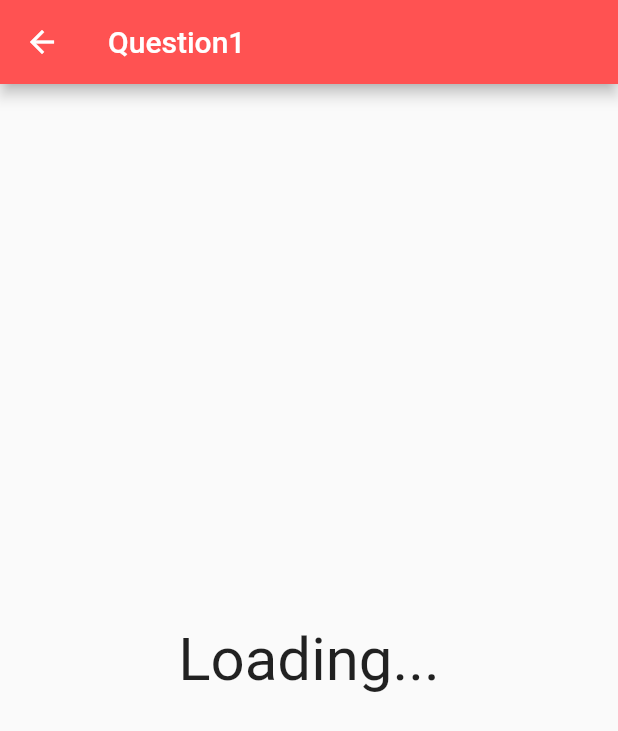
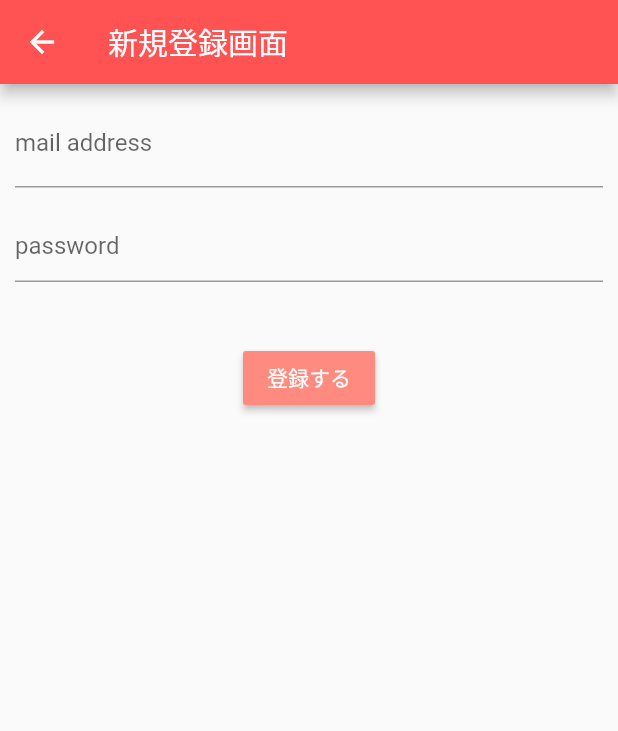
Before and after one commit to wataame748/Quiz-Up-To-You, a Flutter app: the screen it shows after launch, after a tap on "新規登録", on a phone screen of 412 x 824 dp. Shown: the top 731 px of the screen. Run offline on Flutter 3.47's test engine with Material 2 defaults, Android fonts, the phone set to English and light mode, and no system bars; our stand-ins replace cloud_firestore, firebase_auth, firebase_core; accounts and stored records are empty.

Commit message:
Sign up and login function

```diff
--- /dev/null
+++ b/lib/model/login_model.dart
@@ -0,0 +1,24 @@
+import 'package:cloud_firestore/cloud_firestore.dart';
+import 'package:firebase_auth/firebase_auth.dart';
+import 'package:flutter/material.dart';
+
+class LoginModel extends ChangeNotifier{
+  String mail = '';
+  String password = '';
+
+  final FirebaseAuth _auth = FirebaseAuth.instance;
+  Future logIn() async{
+    if(mail.isEmpty){
+      throw ('メールアドレスを入力してください');
+    }
+    if(password.isEmpty){
+      throw ('パスワードを入力してください');
+    }
+    final result = await _auth.signInWithEmailAndPassword(
+      email: mail,
+      password: password,
+    );
+    final uid = result.user.uid;
+    //todo 端末に保存
+  }
+}
--- /dev/null
+++ b/lib/model/sign_up_model.dart
@@ -0,0 +1,29 @@
+import 'package:cloud_firestore/cloud_firestore.dart';
+import 'package:firebase_auth/firebase_auth.dart';
+import 'package:flutter/material.dart';
+
+class SignUpModel extends ChangeNotifier{
+  String mail = '';
+  String password = '';
+
+  final FirebaseAuth _auth = FirebaseAuth.instance;
+  Future signUp() async{
+    if(mail.isEmpty){
+      throw ('メールアドレスを入力してください');
+    }
+    if(password.isEmpty){
+      throw ('パスワードを入力してください');
+    }
+    final User user = (await _auth.createUserWithEmailAndPassword(
+        email: mail,
+        password: password,
+    )).user;
+    final email = user.email;
+    FirebaseFirestore.instance.collection('users').add(
+      {
+        'email' : email,
+        'createdAt' : Timestamp.now(),
+      }
+    );
+  }
+}
--- a/lib/screen/main.dart
+++ b/lib/screen/main.dart
@@ -1,7 +1,9 @@
 import 'package:firebase_core/firebase_core.dart';
 import 'package:flutter/material.dart';
+import 'package:quiz_up_to_you_app/screen/login.dart';
 import 'package:quiz_up_to_you_app/screen/menu.dart';
 import 'package:quiz_up_to_you_app/screen/quiz_page.dart';
+import 'package:quiz_up_to_you_app/screen/sign_up.dart';
 
 
 void main() async {
@@ -70,10 +72,10 @@ class TopPage extends StatelessWidget {
                         ),
                         ),
                         onPressed: (){
-                          //todo: 新規登録ページへ飛ぶ  以下はtestとしてQuizPageへ飛ぶ
+                          //todo: 新規登録ページへ飛ぶ
                           Navigator.push(
                             context,
-                            MaterialPageRoute(builder: (context) => QuizPage(num: 0,)),
+                            MaterialPageRoute(builder: (context) => SignUpPage()),
                           );
                         },
                       ),
@@ -89,7 +91,7 @@ class TopPage extends StatelessWidget {
                               Navigator.push(
                                 context,
                                 MaterialPageRoute(
-                                    builder: (context) => MainPage()
+                                    builder: (context) => LoginPage()
                                 ),
                               );
                                },
--- a/lib/screen/menu.dart
+++ b/lib/screen/menu.dart
@@ -1,7 +1,7 @@
 import 'package:flutter/material.dart';
 import 'package:quiz_up_to_you_app/screen/quiz_page.dart';
 
-class MainPage extends StatelessWidget{
+class MenuPage extends StatelessWidget{
   @override
   Widget build(BuildContext context) {
     return Scaffold(
--- /dev/null
+++ b/lib/screen/sign_up.dart
@@ -0,0 +1,92 @@
+import 'package:flutter/material.dart';
+import 'package:provider/provider.dart';
+import 'package:quiz_up_to_you_app/model/sign_up_model.dart';
+
+class SignUpPage extends StatelessWidget{
+  @override
+  Widget build(BuildContext context) {
+    final mailController = TextEditingController();
+    final passWordController = TextEditingController();
+    return ChangeNotifierProvider<SignUpModel>(
+      create: (_) => SignUpModel(),
+      child: Scaffold(
+        appBar: AppBar(
+          title: Text('新規登録画面'),
+        ),
+        body: Consumer<SignUpModel>(
+          builder: (context, model, child) {
+            return Padding(
+              padding: const EdgeInsets.all(10),
+              child: Column(
+                children: [
+                  TextField(
+                    decoration: InputDecoration(
+                      labelText: 'mail address',
+                      hintText: 'example@mail.com'
+                    ),
+                    controller: mailController,
+                    onChanged: (text){
+                      //todo
+                      model.mail = text;
+                    },
+                  ),
+                  SizedBox(height: 15,),
+                  TextField(
+                    decoration: InputDecoration(
+                        hintText: 'password',
+                    ),
+                    obscureText: true,
+                    controller: passWordController,
+                    onChanged: (text){
+                      //todo
+                      model.password = text;
+                    },
+                  ),
+                  SizedBox(height: 40,),
+                  RaisedButton(
+                    color: Colors.redAccent[100],
+                    child: Text('登録する',
+                    style: TextStyle(
+                      color: Colors.white,
+                    ),
+                    ),
+                    onPressed: () async{
+                      //todo
+                      try{
+                        await model.signUp();
+                        _showDialog(context, '登録完了');
+                      }catch(e){
+                        _showDialog(context, e.toString());
+                      }
+                    },
+                  ),
+                ],
+              ),
+            );
+          }
+        ),
+      ),
+    );
+  }
+  Future _showDialog(
+      BuildContext context,
+      String title,
+      ) {
+    showDialog(
+      context: context,
+      builder: (BuildContext context){
+        return AlertDialog(
+          title: Text(title),
+          actions: [
+            FlatButton(
+              child: Text('OK'),
+              onPressed: (){
+                Navigator.of(context).pop();
+              },
+            )
+          ],
+        );
+      }
+    );
+  }
+}
--- a/pubspec.yaml
+++ b/pubspec.yaml
@@ -17,6 +17,7 @@ dependencies:
   provider: ^4.3.2+2
   firebase_core: ^0.5.2+1
   cloud_firestore: ^0.14.3+1
+  firebase_auth: ^0.18.4+1
 
 dev_dependencies:
   flutter_test:
```
Also changed, not shown: lib/screen/login.dart (added, +98 -0 lines), pubspec.lock.
